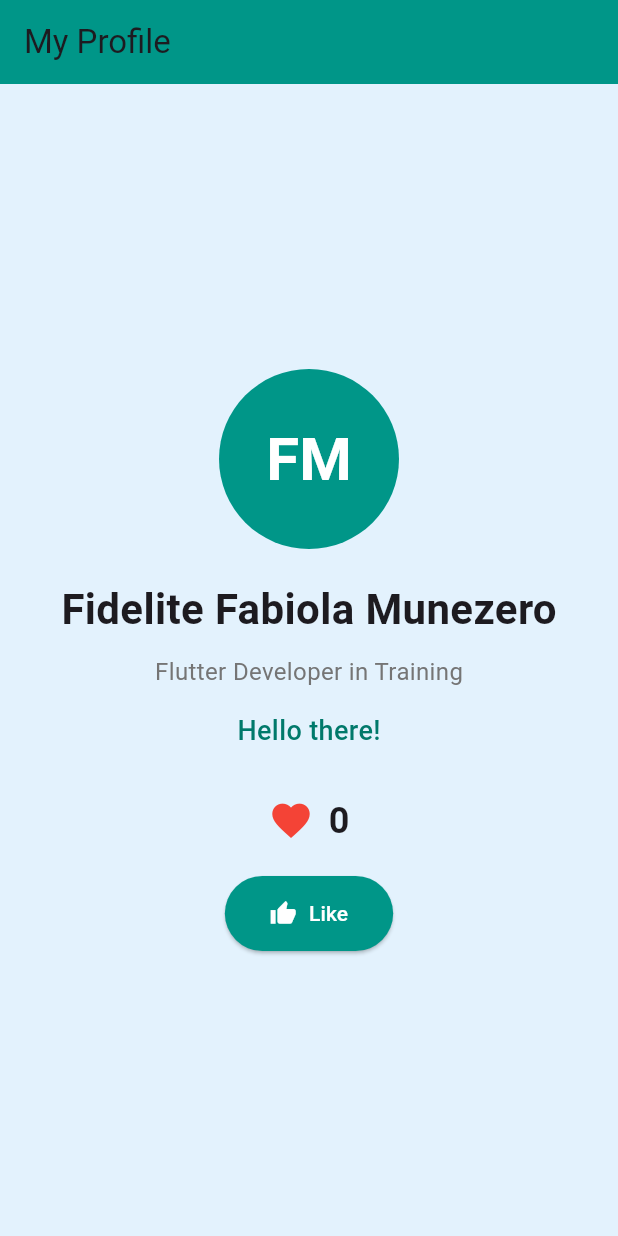
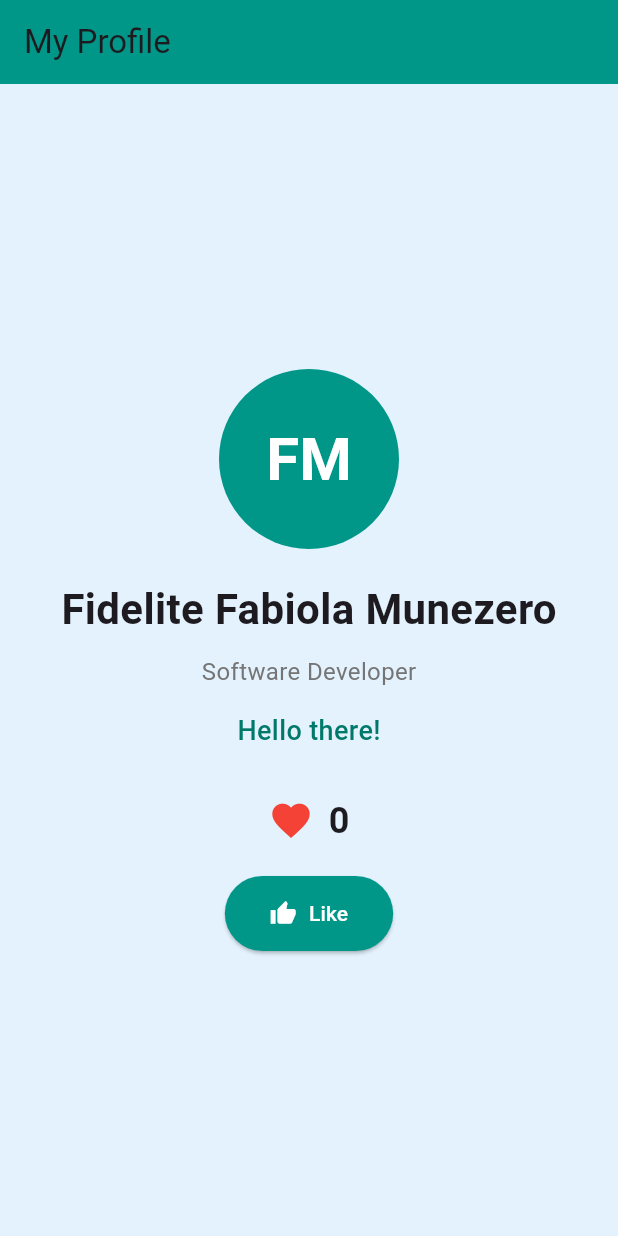
Before and after one commit to Fidelite250/first-flutter-project, a Flutter app: the screen it shows after launch, on a phone screen of 412 x 824 dp. Run offline on Flutter 3.47's test engine with Material 3 defaults, Android fonts, the phone set to English and light mode, and no system bars.

Commit message:
Update profile card functionality

```diff
--- a/lib/main.dart
+++ b/lib/main.dart
@@ -83,7 +83,7 @@ class _ProfileCardState extends State<ProfileCard> {
               ),
               SizedBox(height: 10),
               Text(
-                'Flutter Developer in Training',
+                'Software Developer',
                 style: TextStyle(
                   fontSize: 16,
                   color: Colors.grey[600],
```
Also changed, not shown: 1 other file.
